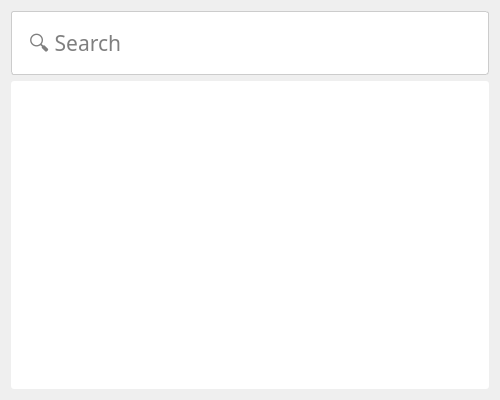
The window that src/gui/finderwindow.ui (hussamh10/fetch) describes before a commit, drawn with Qt 5.
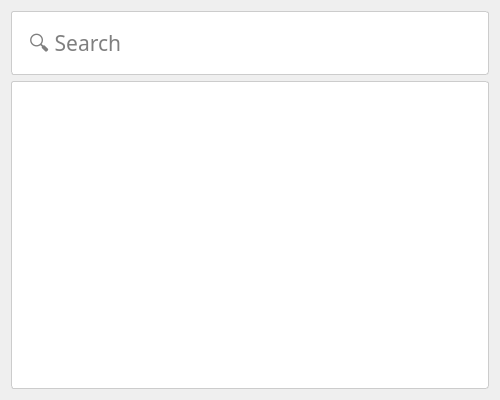
The same window after the commit.

Commit message: light theme set

The edit to the form file:
```diff
--- a/src/gui/finderwindow.ui
+++ b/src/gui/finderwindow.ui
@@ -81,12 +81,14 @@
       </property>
       <property name="styleSheet">
        <string notr="true">#scroll_area_container {
-	background: white;
+	border: 1px solid #ccc;
 	border-radius: 3px;
+	background: white;
 }
 
 #scroll_area {
 	background: transparent;
+	border: none;
 }</string>
       </property>
       <property name="verticalScrollBarPolicy">
@@ -108,8 +110,8 @@
        <property name="geometry">
         <rect>
          <x>0</x>
-         <y>301</y>
-         <width>482</width>
+         <y>299</y>
+         <width>480</width>
          <height>16</height>
         </rect>
        </property>
@@ -119,12 +121,6 @@
          <verstretch>0</verstretch>
         </sizepolicy>
        </property>
-       <property name="font">
-        <font>
-         <family>Segoe UI</family>
-         <pointsize>12</pointsize>
-        </font>
-       </property>
        <property name="focusPolicy">
         <enum>Qt::NoFocus</enum>
        </property>
@@ -133,8 +129,10 @@
 	padding: 10px;
 	outline: none;
 	border: none;
-	border-bottom: 1px solid #ccc;
+	border-bottom: 1px solid rgb(200,200,200);
+	border-radius: 3px;
 	background: white;
+	margin: 0;
 }
 
 QPushButton:hover, QPushButton:focus {
@@ -142,6 +140,12 @@
 }</string>
        </property>
        <layout class="QVBoxLayout" name="verticalLayout_2">
+        <property name="spacing">
+         <number>0</number>
+        </property>
+        <property name="sizeConstraint">
+         <enum>QLayout::SetNoConstraint</enum>
+        </property>
         <property name="leftMargin">
          <number>15</number>
         </property>
@@ -151,6 +155,9 @@
         <property name="rightMargin">
          <number>15</number>
         </property>
+        <property name="bottomMargin">
+         <number>0</number>
+        </property>
        </layout>
       </widget>
      </widget>
```
Left out of the diff: 5 changed lines with no effect on the pictures. The commit also changes 2 other files.
